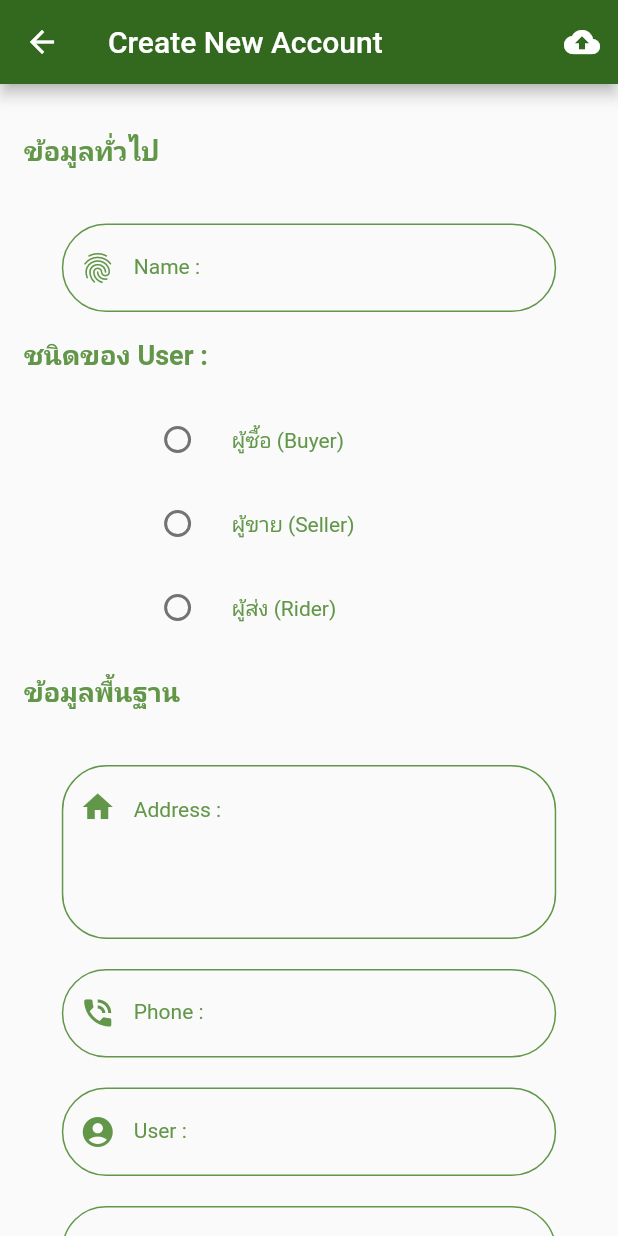
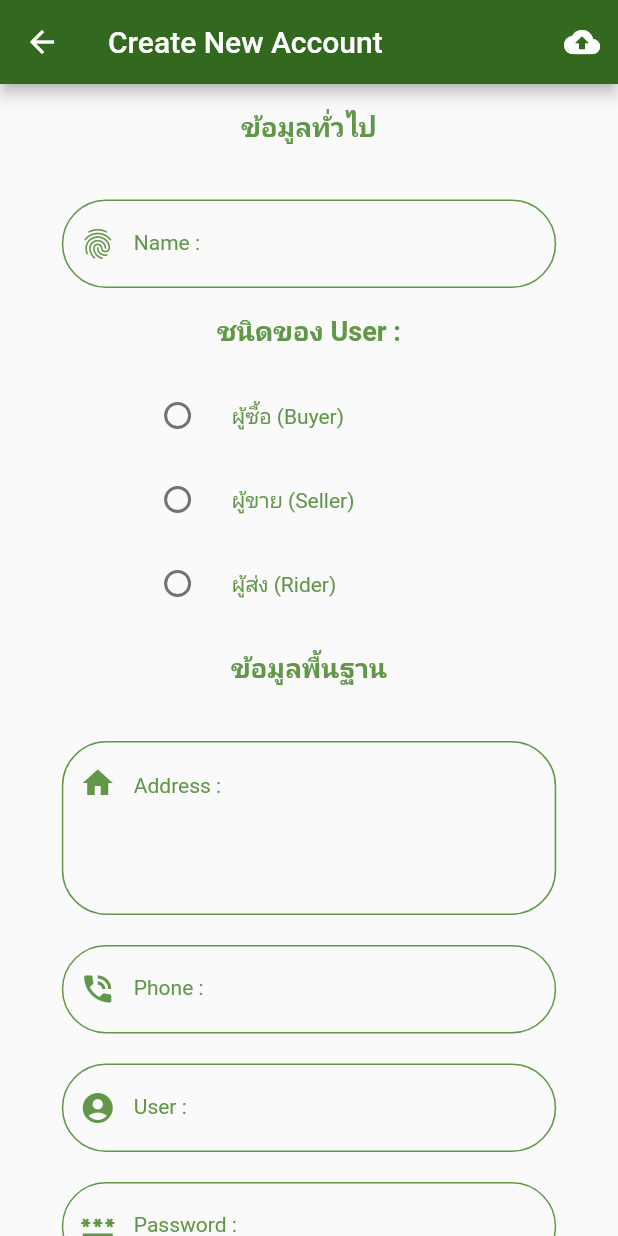
Before and after one commit to armyone55/shoppingmall, a Flutter app: the CreateAccount screen opened by its route, on a phone screen of 412 x 824 dp. Run offline on Flutter 3.47's test engine with Material 2 defaults, Android fonts, the phone set to English and light mode, and no system bars; our stand-ins replace geolocator, google_maps_flutter, image_picker.

```diff
--- a/lib/states/create_account.dart
+++ b/lib/states/create_account.dart
@@ -125,6 +125,7 @@ class _CreateAccountState extends State<CreateAccount> {
           margin: EdgeInsets.only(top: 20),
           width: size * 0.8,
           child: TextFormField(
+            keyboardType: TextInputType.phone,
             validator: (value) {
               if (value!.isEmpty) {
                 return 'กรุณากรอก Phone ด้วย';
@@ -227,16 +228,7 @@ class _CreateAccountState extends State<CreateAccount> {
     double size = MediaQuery.of(context).size.width;
     return Scaffold(
       appBar: AppBar(
-        actions: [
-          IconButton(
-            onPressed: () {
-              if (formkey.currentState!.validate()) {
-
-              }
-            },
-            icon: Icon(Icons.cloud_upload),
-          )
-        ],
+        actions: [buildCreateNewAccount()],
         title: Text('Create New Account'),
         backgroundColor: MyConstant.primary,
       ),
@@ -245,8 +237,8 @@ class _CreateAccountState extends State<CreateAccount> {
         behavior: HitTestBehavior.opaque,
         child: Form(
           key: formkey,
-          child: ListView(
-            padding: EdgeInsets.all(16),
+          child: SingleChildScrollView(
+            child: Column(
               children: [
                 buildTitle('ข้อมูลทั่วไป'),
                 buildName(size),
@@ -268,6 +260,24 @@ class _CreateAccountState extends State<CreateAccount> {
             ),
           ),
         ),
+      ),
+    );
+  }
+
+  IconButton buildCreateNewAccount() {
+    return IconButton(
+      onPressed: () {
+        if (formkey.currentState!.validate()) {
+          if (typeUser == null) {
+            print('Non Choose type User');
+            MyDailog().normalDiallog(context, 'ยังไม่ได้เลือก ชนิดของ User',
+                'กรุณา Tap ที่ ชนิดของ User ที่ต้องการ');
+          } else {
+            print('Process Insert to Database');
+          }
+        }
+      },
+      icon: Icon(Icons.cloud_upload),
     );
   }
 
```
Also changed, not shown: lib/utility/my_dialog.dart (+16 -1 lines). Lines whose indentation alone changed are shown as unchanged.
